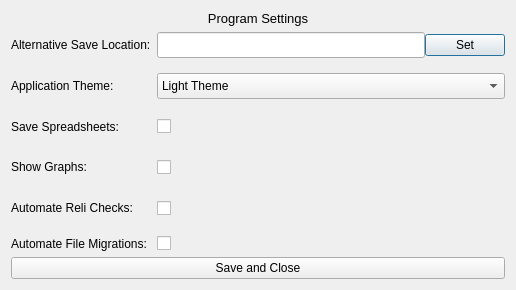
Above: settingsdialog.ui from miyamot0/DataTracker3 before the change. Below: the same form after it.
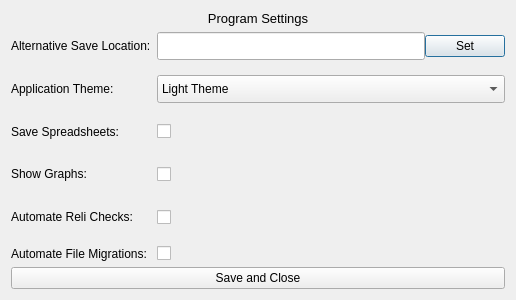
That is the form after the change.

Commit message: Mac layout tweaks

Patch:
```diff
--- a/settingsdialog.ui
+++ b/settingsdialog.ui
@@ -7,9 +7,21 @@
     <x>0</x>
     <y>0</y>
     <width>516</width>
-    <height>290</height>
+    <height>300</height>
    </rect>
   </property>
+  <property name="minimumSize">
+   <size>
+    <width>0</width>
+    <height>300</height>
+   </size>
+  </property>
+  <property name="maximumSize">
+   <size>
+    <width>16777215</width>
+    <height>300</height>
+   </size>
+  </property>
   <property name="windowTitle">
    <string>Dialog</string>
   </property>
```
The commit also changes 2 other files.
